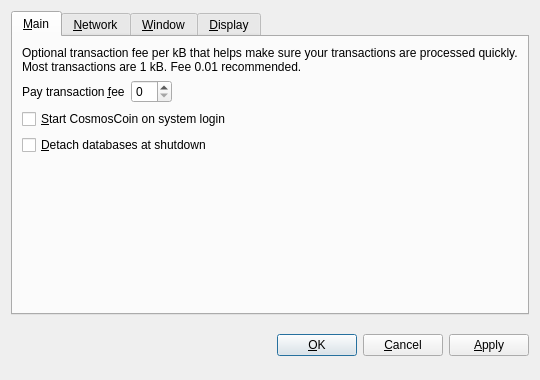
cosmoscoin/cosmoscoin, file src/qt/forms/optionsdialog.ui: the form before one commit.
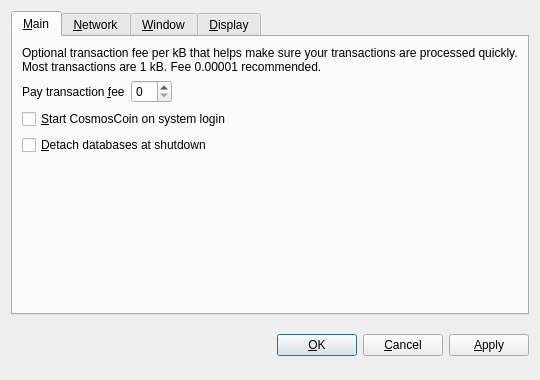
The form after the commit. The open tabs and pages were chosen to show the change. Custom widgets are drawn as their Qt base class.

The edit to the form file:
```diff
--- a/src/qt/forms/optionsdialog.ui
+++ b/src/qt/forms/optionsdialog.ui
@@ -33,7 +33,7 @@
        <item>
         <widget class="QLabel" name="transactionFeeInfoLabel">
          <property name="text">
-          <string>Optional transaction fee per kB that helps make sure your transactions are processed quickly. Most transactions are 1 kB. Fee 0.01 recommended.</string>
+          <string>Optional transaction fee per kB that helps make sure your transactions are processed quickly. Most transactions are 1 kB. Fee 0.00001 recommended.</string>
          </property>
          <property name="textFormat">
           <enum>Qt::PlainText</enum>
```
Left out of the diff: 2 changed lines with no effect on the pictures.
